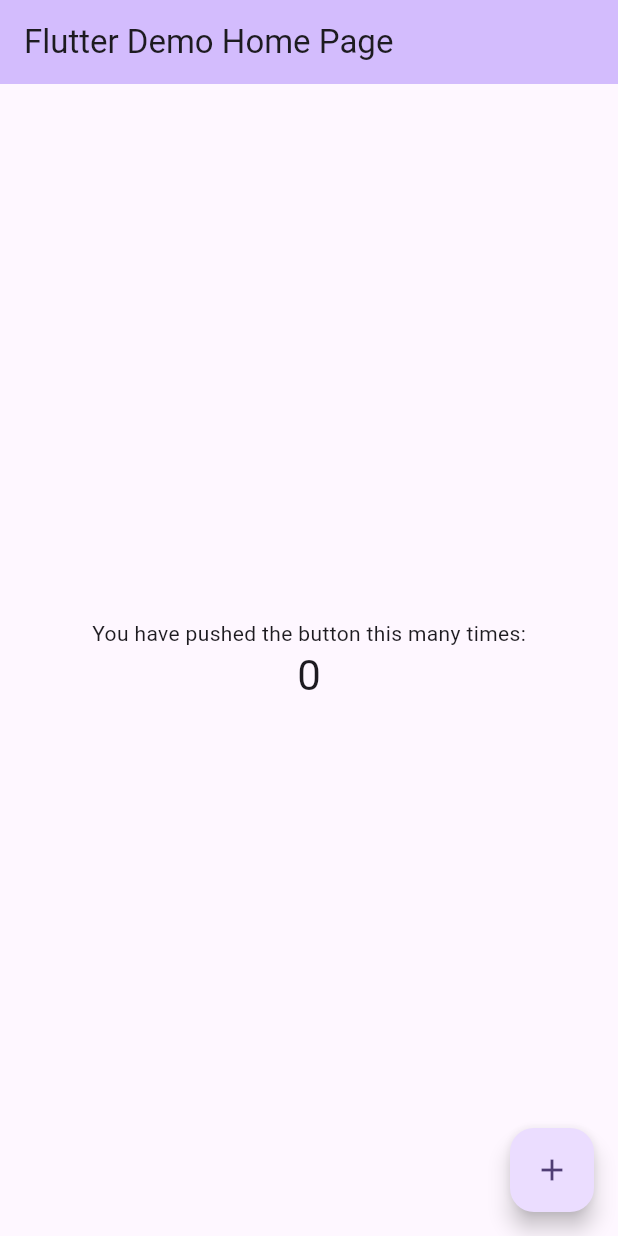
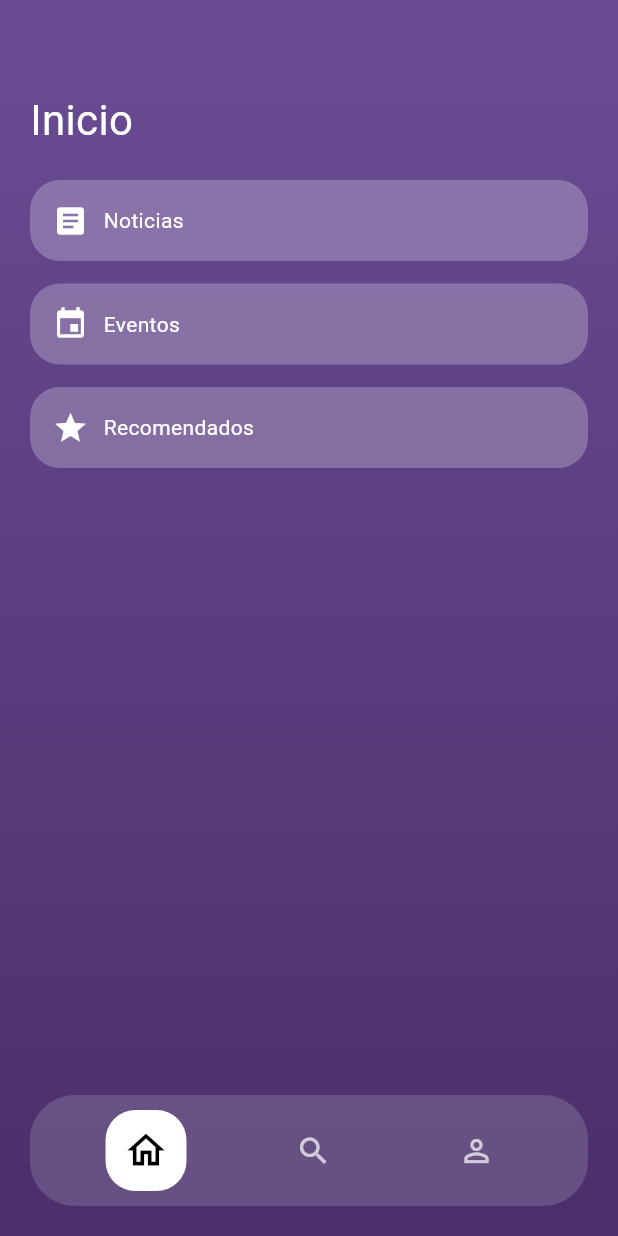
Before and after one commit to AR1ASV4LE/Mobilapps-MJ-D-J-V, a Flutter app: the screen it shows after launch, on a phone screen of 412 x 824 dp. Run offline on Flutter 3.47's test engine with Material 3 defaults, Android fonts, the phone set to English and light mode, and no system bars.

Commit message:
Actualización del menú con nuevas funcionalidades

```diff
--- a/lib/main.dart
+++ b/lib/main.dart
@@ -7,116 +7,298 @@ void main() {
 class MyApp extends StatelessWidget {
   const MyApp({super.key});
 
-  // This widget is the root of your application.
   @override
   Widget build(BuildContext context) {
-    return MaterialApp(
-      title: 'Flutter Demo',
-      theme: ThemeData(
-        // This is the theme of your application.
-        //
-        // TRY THIS: Try running your application with "flutter run". You'll see
-        // the application has a purple toolbar. Then, without quitting the app,
-        // try changing the seedColor in the colorScheme below to Colors.green
-        // and then invoke "hot reload" (save your changes or press the "hot
-        // reload" button in a Flutter-supported IDE, or press "r" if you used
-        // the command line to start the app).
-        //
-        // Notice that the counter didn't reset back to zero; the application
-        // state is not lost during the reload. To reset the state, use hot
-        // restart instead.
-        //
-        // This works for code too, not just values: Most code changes can be
-        // tested with just a hot reload.
-        colorScheme: .fromSeed(seedColor: Colors.deepPurple),
-      ),
-      home: const MyHomePage(title: 'Flutter Demo Home Page'),
+    return const MaterialApp(
+      debugShowCheckedModeBanner: false,
+      home: HomePage(),
     );
   }
 }
 
-class MyHomePage extends StatefulWidget {
-  const MyHomePage({super.key, required this.title});
-
-  // This widget is the home page of your application. It is stateful, meaning
-  // that it has a State object (defined below) that contains fields that affect
-  // how it looks.
-
-  // This class is the configuration for the state. It holds the values (in this
-  // case the title) provided by the parent (in this case the App widget) and
-  // used by the build method of the State. Fields in a Widget subclass are
-  // always marked "final".
-
-  final String title;
+class HomePage extends StatefulWidget {
+  const HomePage({super.key});
 
   @override
-  State<MyHomePage> createState() => _MyHomePageState();
+  State<HomePage> createState() => _HomePageState();
 }
 
-class _MyHomePageState extends State<MyHomePage> {
-  int _counter = 0;
+class _HomePageState extends State<HomePage> {
+  int selectedIndex = 0;
 
-  void _incrementCounter() {
+  // 🔵 SEMANA 1: pantallas separadas
+  final List<Widget> screens = const [
+    HomeScreen(),
+    SearchScreen(),
+    ProfileScreen(),
+  ];
+
+  void onItemTapped(int index) {
     setState(() {
-      // This call to setState tells the Flutter framework that something has
-      // changed in this State, which causes it to rerun the build method below
-      // so that the display can reflect the updated values. If we changed
-      // _counter without calling setState(), then the build method would not be
-      // called again, and so nothing would appear to happen.
-      _counter++;
+      selectedIndex = index;
     });
+  }
+
+  Widget buildNavItem(IconData icon, int index) {
+    final bool isSelected = selectedIndex == index;
+
+    return GestureDetector(
+      onTap: () => onItemTapped(index),
+      child: AnimatedContainer(
+        duration: const Duration(milliseconds: 300),
+        padding: const EdgeInsets.all(12),
+        decoration: BoxDecoration(
+          color: isSelected ? Colors.white : Colors.transparent,
+          borderRadius: BorderRadius.circular(20),
+        ),
+        child: Icon(
+          icon,
+          color: isSelected ? Colors.black : Colors.white70,
+          size: isSelected ? 30 : 24, // 🔵 SEMANA 2 animación de tamaño
+        ),
+      ),
+    );
   }
 
   @override
   Widget build(BuildContext context) {
-    // This method is rerun every time setState is called, for instance as done
-    // by the _incrementCounter method above.
-    //
-    // The Flutter framework has been optimized to make rerunning build methods
-    // fast, so that you can just rebuild anything that needs updating rather
-    // than having to individually change instances of widgets.
     return Scaffold(
-      appBar: AppBar(
-        // TRY THIS: Try changing the color here to a specific color (to
-        // Colors.amber, perhaps?) and trigger a hot reload to see the AppBar
-        // change color while the other colors stay the same.
-        backgroundColor: Theme.of(context).colorScheme.inversePrimary,
-        // Here we take the value from the MyHomePage object that was created by
-        // the App.build method, and use it to set our appbar title.
-        title: Text(widget.title),
-      ),
-      body: Center(
-        // Center is a layout widget. It takes a single child and positions it
-        // in the middle of the parent.
-        child: Column(
-          // Column is also a layout widget. It takes a list of children and
-          // arranges them vertically. By default, it sizes itself to fit its
-          // children horizontally, and tries to be as tall as its parent.
-          //
-          // Column has various properties to control how it sizes itself and
-          // how it positions its children. Here we use mainAxisAlignment to
-          // center the children vertically; the main axis here is the vertical
-          // axis because Columns are vertical (the cross axis would be
-          // horizontal).
-          //
-          // TRY THIS: Invoke "debug painting" (choose the "Toggle Debug Paint"
-          // action in the IDE, or press "p" in the console), to see the
-          // wireframe for each widget.
-          mainAxisAlignment: .center,
-          children: [
-            const Text('You have pushed the button this many times:'),
-            Text(
-              '$_counter',
-              style: Theme.of(context).textTheme.headlineMedium,
+      body: Stack(
+        children: [
+          // 🔵 SEMANA 0 (tu base)
+          Container(
+            decoration: const BoxDecoration(
+              gradient: LinearGradient(
+                colors: [Color(0xFF6A4C93), Color(0xFF4A2F6B)],
+                begin: Alignment.topCenter,
+                end: Alignment.bottomCenter,
+              ),
             ),
-          ],
-        ),
-      ),
-      floatingActionButton: FloatingActionButton(
-        onPressed: _incrementCounter,
-        tooltip: 'Increment',
-        child: const Icon(Icons.add),
+          ),
+
+          // 🔵 SEMANA 2: animación mejorada
+          AnimatedSwitcher(
+            duration: const Duration(milliseconds: 500),
+            transitionBuilder: (child, animation) {
+              return SlideTransition(
+                position: Tween<Offset>(
+                  begin: const Offset(0.3, 0),
+                  end: Offset.zero,
+                ).animate(animation),
+                child: FadeTransition(opacity: animation, child: child),
+              );
+            },
+            child: screens[selectedIndex],
+          ),
+
+          // 🔻 MENÚ
+          Positioned(
+            bottom: 20,
+            left: 20,
+            right: 20,
+            child: Container(
+              padding: const EdgeInsets.symmetric(vertical: 10, horizontal: 20),
+              decoration: BoxDecoration(
+                color: Colors.white.withOpacity(0.15),
+                borderRadius: BorderRadius.circular(30),
+              ),
+              child: Row(
+                mainAxisAlignment: MainAxisAlignment.spaceAround,
+                children: [
+                  buildNavItem(Icons.home_outlined, 0),
+                  buildNavItem(Icons.search, 1),
+                  buildNavItem(Icons.person_outline, 2),
+                ],
+              ),
+            ),
+          ),
+        ],
       ),
     );
   }
 }
+
+// =====================================================
+// 🔵 SEMANA 3: HOME CON CONTENIDO REAL
+// =====================================================
+
+class HomeScreen extends StatelessWidget {
+  const HomeScreen({super.key});
+
+  @override
+  Widget build(BuildContext context) {
+    return ListView(
+      key: const ValueKey(0),
+      padding: const EdgeInsets.all(20),
+      children: [
+        const SizedBox(height: 40),
+        const Text(
+          "Inicio",
+          style: TextStyle(color: Colors.white, fontSize: 28),
+        ),
+
+        const SizedBox(height: 20),
+
+        // Tarjetas
+        _card("Noticias", Icons.article),
+        _card("Eventos", Icons.event),
+        _card("Recomendados", Icons.star),
+      ],
+    );
+  }
+
+  Widget _card(String text, IconData icon) {
+    return AnimatedContainer(
+      duration: const Duration(milliseconds: 400),
+      margin: const EdgeInsets.only(bottom: 15),
+      padding: const EdgeInsets.all(15),
+      decoration: BoxDecoration(
+        color: Colors.white24,
+        borderRadius: BorderRadius.circular(20),
+      ),
+      child: Row(
+        children: [
+          Icon(icon, color: Colors.white),
+          const SizedBox(width: 10),
+          Text(text, style: const TextStyle(color: Colors.white)),
+        ],
+      ),
+    );
+  }
+}
+
+// =====================================================
+// 🔵 SEMANA 3: SEARCH CON INPUT + LISTA
+// =====================================================
+
+class SearchScreen extends StatefulWidget {
+  const SearchScreen({super.key});
+
+  @override
+  State<SearchScreen> createState() => _SearchScreenState();
+}
+
+class _SearchScreenState extends State<SearchScreen> {
+  String query = "";
+
+  final List<String> items = [
+    "Flutter",
+    "Dart",
+    "API",
+    "Aplicaciones",
+    "Programación",
+  ];
+
+  @override
+  Widget build(BuildContext context) {
+    final filtered = items
+        .where((e) => e.toLowerCase().contains(query))
+        .toList();
+
+    return Padding(
+      key: const ValueKey(1),
+      padding: const EdgeInsets.all(20),
+      child: Column(
+        children: [
+          const SizedBox(height: 40),
+
+          TextField(
+            onChanged: (value) {
+              setState(() {
+                query = value.toLowerCase();
+              });
+            },
+            style: const TextStyle(color: Colors.white),
+            decoration: InputDecoration(
+              hintText: "Buscar...",
+              hintStyle: const TextStyle(color: Colors.white70),
+              filled: true,
+              fillColor: Colors.white24,
+              border: OutlineInputBorder(
+                borderRadius: BorderRadius.circular(20),
+              ),
+            ),
+          ),
+
+          const SizedBox(height: 20),
+
+          // Lista dinámica
+          Expanded(
+            child: ListView.builder(
+              itemCount: filtered.length,
+              itemBuilder: (context, index) {
+                return ListTile(
+                  title: Text(
+                    filtered[index],
+                    style: const TextStyle(color: Colors.white),
+                  ),
+                );
+              },
+            ),
+          ),
+        ],
+      ),
+    );
+  }
+}
+
+// =====================================================
+// 🔵 SEMANA 4: PERFIL CON INTERACCIÓN
+// =====================================================
+
+class ProfileScreen extends StatefulWidget {
+  const ProfileScreen({super.key});
+
+  @override
+  State<ProfileScreen> createState() => _ProfileScreenState();
+}
+
+class _ProfileScreenState extends State<ProfileScreen> {
+  int likes = 0;
+
+  @override
+  Widget build(BuildContext context) {
+    return Column(
+      key: const ValueKey(2),
+      mainAxisAlignment: MainAxisAlignment.center,
+      children: [
+        const CircleAvatar(
+          radius: 40,
+          backgroundColor: Colors.white24,
+          child: Icon(Icons.person, size: 40, color: Colors.white),
+        ),
+        const SizedBox(height: 10),
+
+        const Text(
+          "Usuario",
+          style: TextStyle(color: Colors.white, fontSize: 20),
+        ),
+
+        const SizedBox(height: 20),
+
+        // 🔵 interacción
+        Text("Likes: $likes", style: const TextStyle(color: Colors.white)),
+
+        ElevatedButton(
+          onPressed: () {
+            setState(() {
+              likes++;
+            });
+          },
+          child: const Text("Me gusta"),
+        ),
+
+        const SizedBox(height: 10),
+
+        ElevatedButton(
+          onPressed: () {
+            ScaffoldMessenger.of(
+              context,
+            ).showSnackBar(const SnackBar(content: Text("Editando perfil...")));
+          },
+          child: const Text("Editar perfil"),
+        ),
+      ],
+    );
+  }
+}
```
